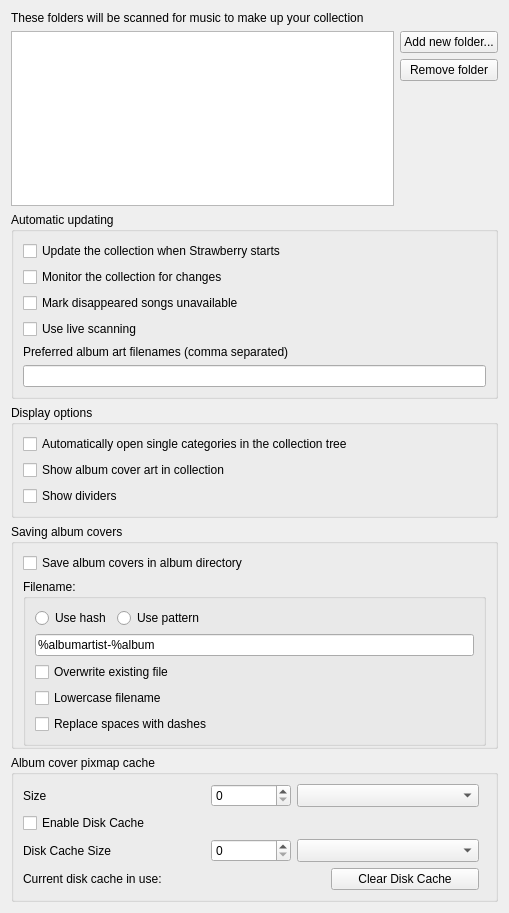
Old version of the form src/settings/collectionsettingspage.ui in the repository strawberrymusicplayer/strawberry.
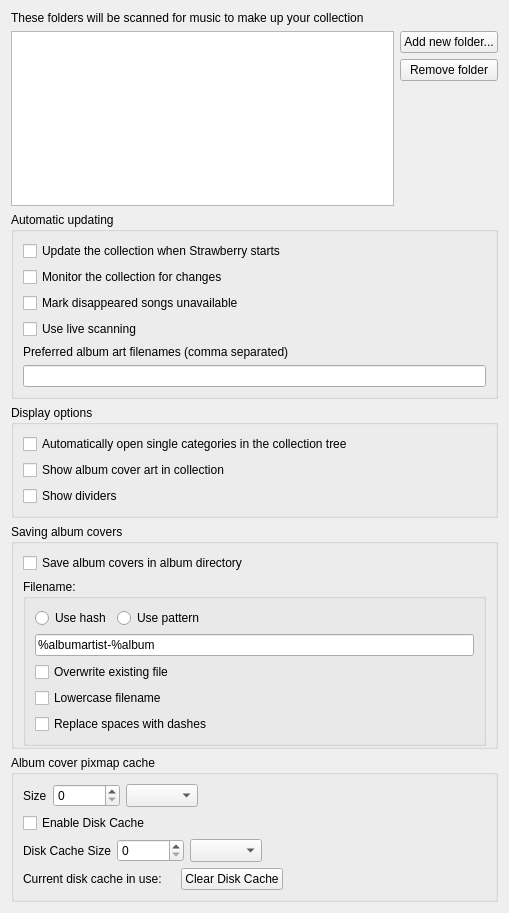
New version of the form.

```diff
--- a/src/settings/collectionsettingspage.ui
+++ b/src/settings/collectionsettingspage.ui
@@ -310,6 +310,12 @@
           <property name="orientation">
            <enum>Qt::Horizontal</enum>
           </property>
+          <property name="sizeHint" stdset="0">
+           <size>
+            <width>0</width>
+            <height>0</height>
+           </size>
+          </property>
          </spacer>
         </item>
        </layout>
@@ -381,6 +387,12 @@
           <property name="orientation">
            <enum>Qt::Horizontal</enum>
           </property>
+          <property name="sizeHint" stdset="0">
+           <size>
+            <width>0</width>
+            <height>0</height>
+           </size>
+          </property>
          </spacer>
         </item>
        </layout>
@@ -419,6 +431,12 @@
           <property name="orientation">
            <enum>Qt::Horizontal</enum>
           </property>
+          <property name="sizeHint" stdset="0">
+           <size>
+            <width>0</width>
+            <height>0</height>
+           </size>
+          </property>
          </spacer>
         </item>
        </layout>
```
Left out of the diff: 6 changed lines with no effect on the pictures.
